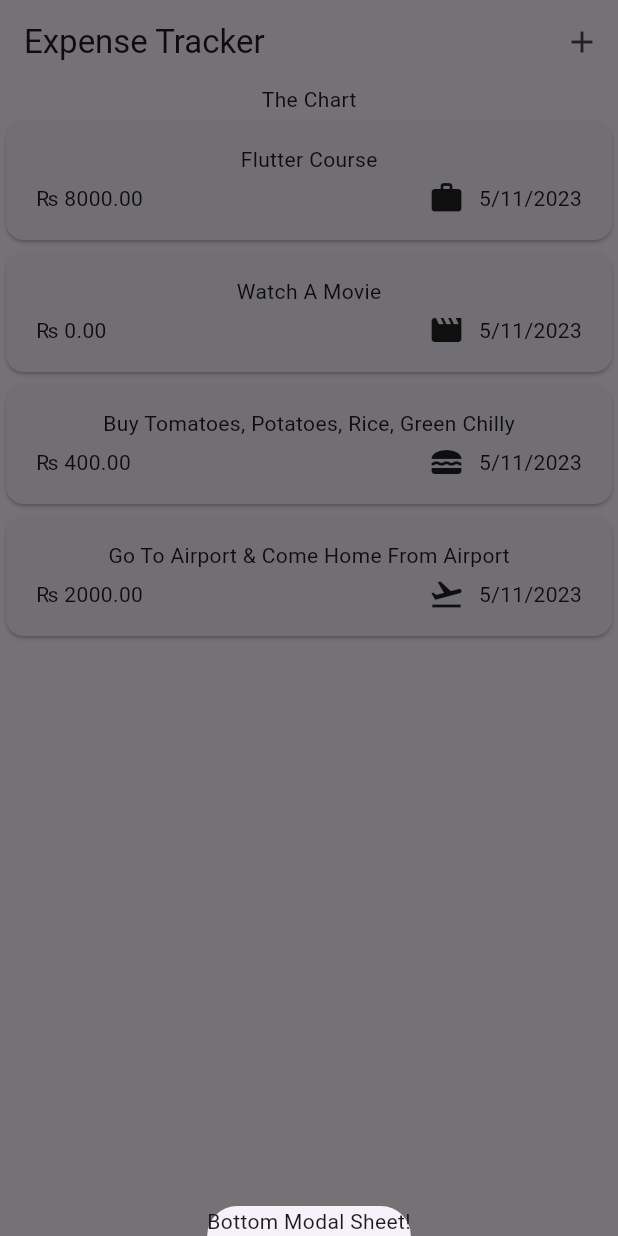
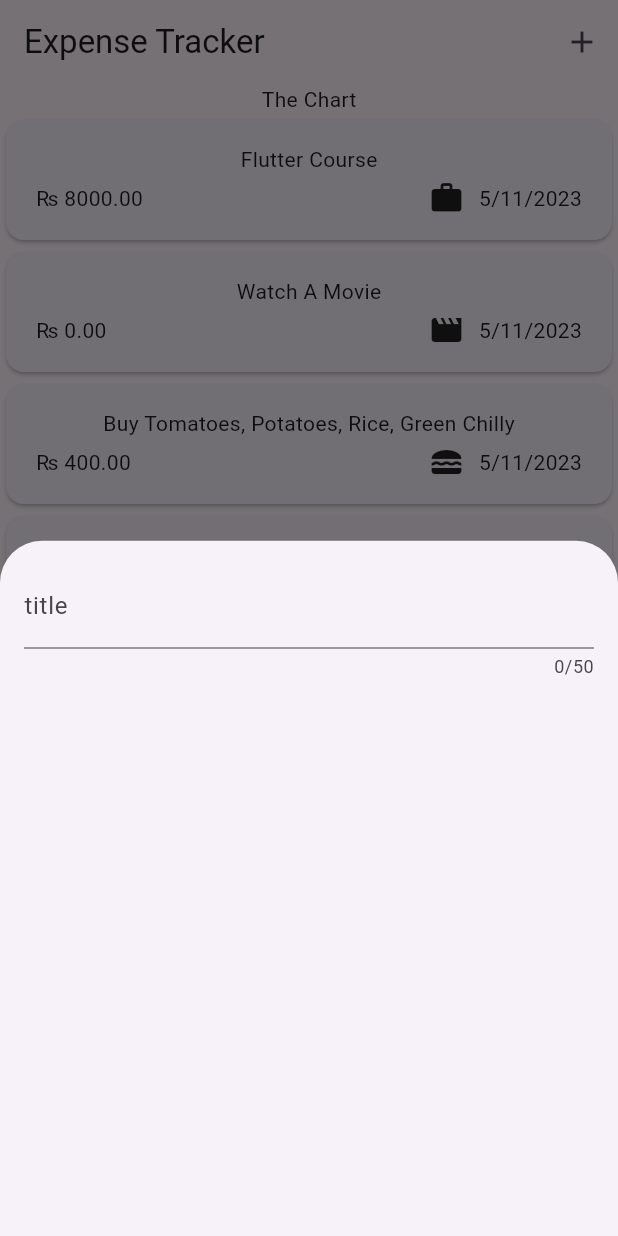
Before and after one commit to underflow3d/Expense-Tracker, a Flutter app: the screen it shows after launch, after a tap on the "add" icon, on a phone screen of 412 x 824 dp. Run offline on Flutter 3.47's test engine with Material 2 defaults, Android fonts, the phone set to English and light mode, and no system bars.

Commit message:
Added New Expense File

```diff
--- a/lib/main.dart
+++ b/lib/main.dart
@@ -3,6 +3,7 @@ import 'package:expense_tracker/widgets/expenses.dart';
 
 void main() {
   runApp(MaterialApp(
+    debugShowCheckedModeBanner: false,
     theme: ThemeData(useMaterial3: true),
     home: const Expenses(),
   ));
--- a/lib/widgets/expenses.dart
+++ b/lib/widgets/expenses.dart
@@ -1,5 +1,6 @@
 import 'package:expense_tracker/widgets/expenses_list/expenses_list.dart';
 import 'package:flutter/material.dart';
+import 'package:expense_tracker/widgets/new_expense.dart';
 import 'package:expense_tracker/model/expense.dart';
 
 class Expenses extends StatefulWidget {
@@ -39,7 +40,7 @@ class _ExpensesState extends State<Expenses> {
     showModalBottomSheet(
         context: context,
         builder: (ctx) {
-          return Text("Bottom Modal Sheet!");
+          return NewExpense();
         });
   }
 
--- /dev/null
+++ b/lib/widgets/new_expense.dart
@@ -0,0 +1,29 @@
+import 'package:flutter/material.dart';
+
+class NewExpense extends StatefulWidget {
+  const NewExpense({super.key});
+
+  @override
+  State<NewExpense> createState() {
+    return _NewExpenseState();
+  }
+}
+
+class _NewExpenseState extends State<NewExpense> {
+  @override
+  Widget build(BuildContext context) {
+    return Padding(
+      padding: const EdgeInsets.all(16),
+      child: Column(
+        children: const [
+          TextField(
+            maxLength: 50,
+            decoration: InputDecoration(
+              label: Text("title"),
+            ),
+          ),
+        ],
+      ),
+    );
+  }
+}
```
